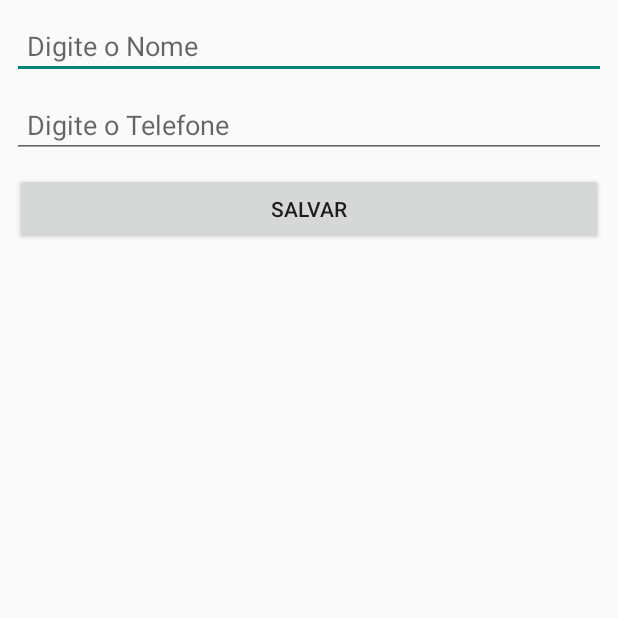
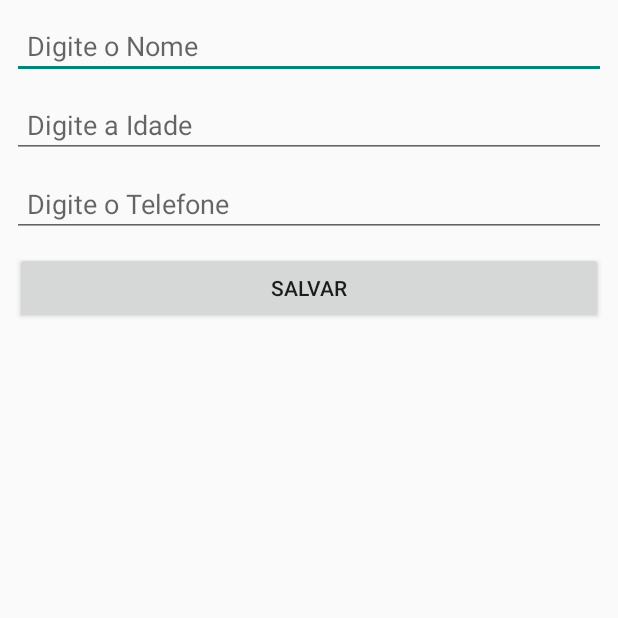
Before and after one commit to barretoalecio/android, an Android app: the NewContact screen opened directly, with no data from a screen before it, on a phone screen of 412 x 824 dp, the top half of it. Run offline under Robolectric (Android 15) with nearby library versions, the phone set to English and light mode, and no system bars; our stand-ins replace Room's generated code.

Commit message:
First Commit

```diff
--- a/app/src/main/java/br/ucsal/contacts/MainActivity.java
+++ b/app/src/main/java/br/ucsal/contacts/MainActivity.java
@@ -74,9 +74,9 @@ public class MainActivity extends AppCompatActivity implements RecycleViewAdapte
             assert data != null;
             String name = data.getStringExtra(NewContact.NAME_REPLY);
             String phone = data.getStringExtra(NewContact.PHONE);
-            int age = 20; // todo (this age is fake)
+            String age = data.getStringExtra(NewContact.AGE);
             assert name != null;
-            Contact contact = new Contact(name, phone, age);
+            Contact contact = new Contact(name, phone, Integer.parseInt(age));
             ContactViewModel.insert(contact);
         }
     }
--- a/app/src/main/res/layout/activity_new_contact.xml
+++ b/app/src/main/res/layout/activity_new_contact.xml
@@ -16,17 +16,30 @@
         app:layout_constraintTop_toTopOf="parent" />
 
     <EditText
+        android:id="@+id/enter_age"
+        style="@style/formStyle"
+        android:layout_width="0dp"
+        android:layout_height="wrap_content"
+        android:autofillHints=""
+        android:ems="10"
+        android:hint="@string/age_hint"
+        android:inputType="textPersonName"
+        app:layout_constraintEnd_toEndOf="parent"
+        app:layout_constraintStart_toStartOf="parent"
+        app:layout_constraintTop_toBottomOf="@+id/enter_name" />
+
+    <EditText
         android:id="@+id/enter_occupation"
         style="@style/formStyle"
         android:layout_width="0dp"
         android:layout_height="wrap_content"
         android:autofillHints=""
         android:ems="10"
-        android:hint="@string/occupation_hint"
+        android:hint="@string/phone_hint"
         android:inputType="textPersonName"
         app:layout_constraintEnd_toEndOf="parent"
         app:layout_constraintStart_toStartOf="parent"
-        app:layout_constraintTop_toBottomOf="@+id/enter_name" />
+        app:layout_constraintTop_toBottomOf="@+id/enter_age" />
 
     <Button
         android:id="@+id/save_button"
--- a/app/src/main/res/values/strings.xml
+++ b/app/src/main/res/values/strings.xml
@@ -3,10 +3,12 @@
     <string name="title_activity_new_contact">NewContact</string>
     <string name="hello_world">Olá Mundo!</string>
     <string name="name_hint">Digite o Nome</string>
-    <string name="occupation_hint">Digite o Telefone</string>
+    <string name="phone_hint">Digite o Telefone</string>
+    <string name="age_hint">Digite a Idade</string>
     <string name="save_text">Salvar</string>
     <string name="empty">Confirmar Informações</string>
     <string name="description_text">Plus button Icon</string>
     <string name="update_text">Update</string>
+    <string name="page_title">Contact</string>
     <string name="delete_text">Delete</string>
 </resources>
```
Also changed, not shown: app/src/main/java/br/ucsal/contacts/NewContact.java (+7 -5 lines), app/src/main/res/layout/activity_main.xml (+0 -13 lines).
